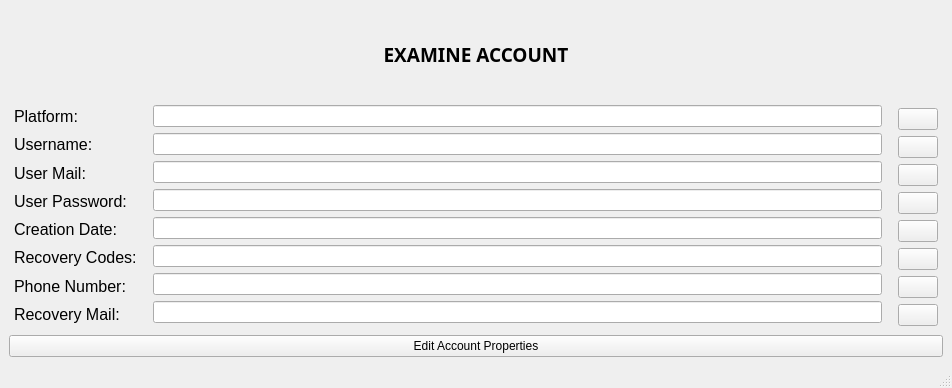
The window that examineAccountForm.ui (TasarrufluFare/AccountStorageApp) describes before a commit, drawn with Qt 5.
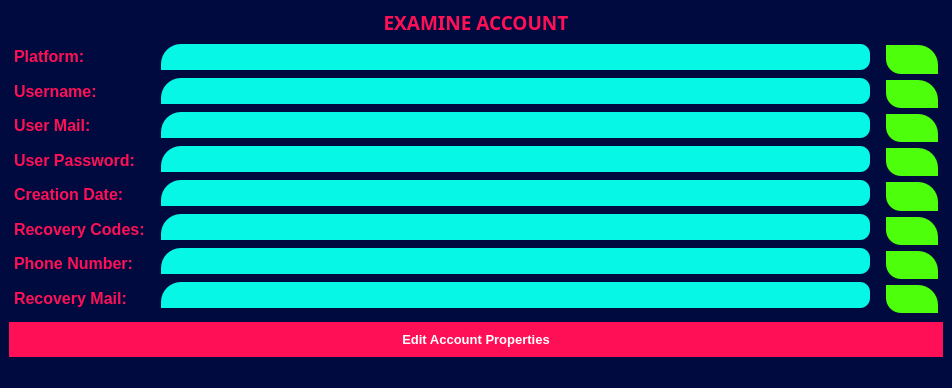
The same window after the commit. Icons and pictures are not drawn.

The edit to the form file:
```diff
--- a/examineAccountForm.ui
+++ b/examineAccountForm.ui
@@ -32,6 +32,13 @@
   <property name="autoFillBackground">
    <bool>false</bool>
   </property>
+  <property name="styleSheet">
+   <string notr="true">QWidget
+{
+	background-color: #000A3F;
+
+}</string>
+  </property>
   <widget class="QWidget" name="centralwidget">
    <layout class="QGridLayout" name="gridLayout_2">
     <item row="1" column="1">
@@ -50,6 +57,19 @@
       </property>
       <item>
        <widget class="QLineEdit" name="platform_lineedit">
+        <property name="styleSheet">
+         <string notr="true">QLineEdit
+{
+	background-color: #07F7E7;
+	color: black;
+	font-weight: bold;
+	border-bottom-right-radius: 10px;
+	border-top-left-radius: 20px;
+	border-top-right-radius: 10px;
+	padding: 5px;
+
+}</string>
+        </property>
         <property name="readOnly">
          <bool>true</bool>
         </property>
@@ -57,6 +77,19 @@
       </item>
       <item>
        <widget class="QLineEdit" name="username_lineedit">
+        <property name="styleSheet">
+         <string notr="true">QLineEdit
+{
+	background-color: #07F7E7;
+	color: black;
+	font-weight: bold;
+	border-bottom-right-radius: 10px;
+	border-top-left-radius: 20px;
+	border-top-right-radius: 10px;
+	padding: 5px;
+
+}</string>
+        </property>
         <property name="readOnly">
          <bool>true</bool>
         </property>
@@ -64,6 +97,19 @@
       </item>
       <item>
        <widget class="QLineEdit" name="usermail_lineedit">
+        <property name="styleSheet">
+         <string notr="true">QLineEdit
+{
+	background-color: #07F7E7;
+	color: black;
+	font-weight: bold;
+	border-bottom-right-radius: 10px;
+	border-top-left-radius: 20px;
+	border-top-right-radius: 10px;
+	padding: 5px;
+
+}</string>
+        </property>
         <property name="readOnly">
          <bool>true</bool>
         </property>
@@ -71,6 +117,19 @@
       </item>
       <item>
        <widget class="QLineEdit" name="userpassword_lineedit">
+        <property name="styleSheet">
+         <string notr="true">QLineEdit
+{
+	background-color: #07F7E7;
+	color: black;
+	font-weight: bold;
+	border-bottom-right-radius: 10px;
+	border-top-left-radius: 20px;
+	border-top-right-radius: 10px;
+	padding: 5px;
+
+}</string>
+        </property>
         <property name="readOnly">
          <bool>true</bool>
         </property>
@@ -78,6 +137,19 @@
       </item>
       <item>
        <widget class="QLineEdit" name="creationdate_lineedit">
+        <property name="styleSheet">
+         <string notr="true">QLineEdit
+{
+	background-color: #07F7E7;
+	color: black;
+	font-weight: bold;
+	border-bottom-right-radius: 10px;
+	border-top-left-radius: 20px;
+	border-top-right-radius: 10px;
+	padding: 5px;
+
+}</string>
+        </property>
         <property name="readOnly">
          <bool>true</bool>
         </property>
@@ -85,6 +157,19 @@
       </item>
       <item>
        <widget class="QLineEdit" name="recoverycodes_lineedit">
+        <property name="styleSheet">
+         <string notr="true">QLineEdit
+{
+	background-color: #07F7E7;
+	color: black;
+	font-weight: bold;
+	border-bottom-right-radius: 10px;
+	border-top-left-radius: 20px;
+	border-top-right-radius: 10px;
+	padding: 5px;
+
+}</string>
+        </property>
         <property name="readOnly">
          <bool>true</bool>
         </property>
@@ -92,6 +177,19 @@
       </item>
       <item>
        <widget class="QLineEdit" name="phonenumber_lineedit">
+        <property name="styleSheet">
+         <string notr="true">QLineEdit
+{
+	background-color: #07F7E7;
+	color: black;
+	font-weight: bold;
+	border-bottom-right-radius: 10px;
+	border-top-left-radius: 20px;
+	border-top-right-radius: 10px;
+	padding: 5px;
+
+}</string>
+        </property>
         <property name="readOnly">
          <bool>true</bool>
         </property>
@@ -99,6 +197,19 @@
       </item>
       <item>
        <widget class="QLineEdit" name="recoverymail_lineedit">
+        <property name="styleSheet">
+         <string notr="true">QLineEdit
+{
+	background-color: #07F7E7;
+	color: black;
+	font-weight: bold;
+	border-bottom-right-radius: 10px;
+	border-top-left-radius: 20px;
+	border-top-right-radius: 10px;
+	padding: 5px;
+
+}</string>
+        </property>
         <property name="readOnly">
          <bool>true</bool>
         </property>
@@ -124,6 +235,15 @@
           <bold>true</bold>
          </font>
         </property>
+        <property name="styleSheet">
+         <string notr="true">QLabel
+{
+	background-color: transparent;
+	color: #ff1056;
+	font-weight: bold;
+
+}</string>
+        </property>
         <property name="text">
          <string>EXAMINE ACCOUNT</string>
         </property>
@@ -163,8 +283,19 @@
          <font>
           <family>Segoe UI Symbol</family>
           <pointsize>12</pointsize>
+          <weight>75</weight>
+          <bold>true</bold>
          </font>
         </property>
+        <property name="styleSheet">
+         <string notr="true">QLabel
+{
+	background-color: transparent;
+	color: #ff1056;
+	font-weight: bold;
+
+}</string>
+        </property>
         <property name="text">
          <string>Platform:</string>
         </property>
@@ -176,8 +307,19 @@
          <font>
           <family>Segoe UI Symbol</family>
           <pointsize>12</pointsize>
+          <weight>75</weight>
+          <bold>true</bold>
          </font>
         </property>
+        <property name="styleSheet">
+         <string notr="true">QLabel
+{
+	background-color: transparent;
+	color: #ff1056;
+	font-weight: bold;
+
+}</string>
+        </property>
         <property name="text">
          <string>Username:</string>
         </property>
@@ -189,8 +331,19 @@
          <font>
           <family>Segoe UI Symbol</family>
           <pointsize>12</pointsize>
+          <weight>75</weight>
+          <bold>true</bold>
          </font>
         </property>
+        <property name="styleSheet">
+         <string notr="true">QLabel
+{
+	background-color: transparent;
+	color: #ff1056;
+	font-weight: bold;
+
+}</string>
+        </property>
         <property name="text">
          <string>User Mail:</string>
         </property>
@@ -202,8 +355,19 @@
          <font>
           <family>Segoe UI Symbol</family>
           <pointsize>12</pointsize>
+          <weight>75</weight>
+          <bold>true</bold>
          </font>
         </property>
+        <property name="styleSheet">
+         <string notr="true">QLabel
+{
+	background-color: transparent;
+	color: #ff1056;
+	font-weight: bold;
+
+}</string>
+        </property>
         <property name="text">
          <string>User Password:</string>
         </property>
@@ -215,8 +379,19 @@
          <font>
           <family>Segoe UI Symbol</family>
           <pointsize>12</pointsize>
+          <weight>75</weight>
+          <bold>true</bold>
          </font>
         </property>
+        <property name="styleSheet">
+         <string notr="true">QLabel
+{
+	background-color: transparent;
+	color: #ff1056;
+	font-weight: bold;
+
+}</string>
+        </property>
         <property name="text">
          <string>Creation Date:</string>
         </property>
@@ -228,8 +403,19 @@
          <font>
           <family>Segoe UI Symbol</family>
           <pointsize>12</pointsize>
+          <weight>75</weight>
+          <bold>true</bold>
          </font>
         </property>
+        <property name="styleSheet">
+         <string notr="true">QLabel
+{
+	background-color: transparent;
+	color: #ff1056;
+	font-weight: bold;
+
+}</string>
+        </property>
         <property name="text">
          <string>Recovery Codes:</string>
         </property>
@@ -241,8 +427,19 @@
          <font>
           <family>Segoe UI Symbol</family>
           <pointsize>12</pointsize>
+          <weight>75</weight>
+          <bold>true</bold>
          </font>
         </property>
+        <property name="styleSheet">
+         <string notr="true">QLabel
+{
+	background-color: transparent;
+	color: #ff1056;
+	font-weight: bold;
+
+}</string>
+        </property>
         <property name="text">
          <string>Phone Number:</string>
         </property>
@@ -254,8 +451,19 @@
          <font>
           <family>Segoe UI Symbol</family>
           <pointsize>12</pointsize>
+          <weight>75</weight>
+          <bold>true</bold>
          </font>
         </property>
+        <property name="styleSheet">
+         <string notr="true">QLabel
+{
+	background-color: transparent;
+	color: #ff1056;
+	font-weight: bold;
+
+}</string>
+        </property>
         <property name="text">
          <string>Recovery Mail:</string>
         </property>
@@ -279,6 +487,41 @@
       </property>
       <item>
        <widget class="QPushButton" name="copyPlatform_button">
+        <property name="styleSheet">
+         <string notr="true">QPushButton
+{
+	background-color: #4DFF0B;
+	color: #fff;
+	font-weight: bold;
+	border-top-right-radius: 20px;
+	border-top-left-radius: 0px;
+	border-bottom-right-radius: 0px;
+	border-bottom-left-radius: 15px;
+	padding: 10px;
+
+}
+
+
+QPushButton::disabled
+{
+	background-color: #5c5c5c;
+
+}
+
+
+QPushButton::hover
+{
+	background-color: #ff1056;
+
+}
+
+
+QPushButton::pressed
+{
+	background-color: #ff1096;
+
+}</string>
+        </property>
         <property name="text">
          <string/>
         </property>
@@ -290,6 +533,41 @@
       </item>
       <item>
        <widget class="QPushButton" name="copyUsername_button">
+        <property name="styleSheet">
+         <string notr="true">QPushButton
+{
+	background-color: #4DFF0B;
+	color: #fff;
+	font-weight: bold;
+	border-top-right-radius: 20px;
+	border-top-left-radius: 0px;
+	border-bottom-right-radius: 0px;
+	border-bottom-left-radius: 15px;
+	padding: 10px;
+
+}
+
+
+QPushButton::disabled
+{
+	background-color: #5c5c5c;
+
+}
+
+
+QPushButton::hover
+{
+	background-color: #ff1056;
+
+}
+
+
+QPushButton::pressed
+{
+	background-color: #ff1096;
+
+}</string>
+        </property>
         <property name="text">
          <string/>
         </property>
@@ -301,6 +579,41 @@
       </item>
       <item>
        <widget class="QPushButton" name="copyMail_button">
+        <property name="styleSheet">
+         <string notr="true">QPushButton
+{
+	background-color: #4DFF0B;
+	color: #fff;
+	font-weight: bold;
+	border-top-right-radius: 20px;
+	border-top-left-radius: 0px;
+	border-bottom-right-radius: 0px;
+	border-bottom-left-radius: 15px;
+	padding: 10px;
+
+}
+
+
+QPushButton::disabled
+{
+	background-color: #5c5c5c;
+
+}
+
+
+QPushButton::hover
+{
+	background-color: #ff1056;
+
+}
+
+
+QPushButton::pressed
+{
+	background-color: #ff1096;
+
+}</string>
+        </property>
         <property name="text">
          <string/>
         </property>
@@ -312,6 +625,41 @@
       </item>
       <item>
        <widget class="QPushButton" name="copyPassword_button">
+        <property name="styleSheet">
+         <string notr="true">QPushButton
+{
+	background-color: #4DFF0B;
+	color: #fff;
+	font-weight: bold;
+	border-top-right-radius: 20px;
+	border-top-left-radius: 0px;
+	border-bottom-right-radius: 0px;
+	border-bottom-left-radius: 15px;
+	padding: 10px;
+
+}
+
+
+QPushButton::disabled
+{
+	background-color: #5c5c5c;
+
+}
+
+
+QPushButton::hover
+{
+	background-color: #ff1056;
+
+}
+
+
+QPushButton::pressed
+{
+	background-color: #ff1096;
+
+}</string>
+        </property>
         <property name="text">
          <string/>
         </property>
@@ -323,6 +671,41 @@
       </item>
       <item>
        <widget class="QPushButton" name="copyCreationDate_button">
+        <property name="styleSheet">
+         <string notr="true">QPushButton
+{
+	background-color: #4DFF0B;
+	color: #fff;
+	font-weight: bold;
+	border-top-right-radius: 20px;
+	border-top-left-radius: 0px;
+	border-bottom-right-radius: 0px;
+	border-bottom-left-radius: 15px;
+	padding: 10px;
+
+}
+
+
+QPushButton::disabled
+{
+	background-color: #5c5c5c;
+
+}
+
+
+QPushButton::hover
+{
+	background-color: #ff1056;
+
+}
+
+
+QPushButton::pressed
+{
+	background-color: #ff1096;
+
+}</string>
+        </property>
         <property name="text">
          <string/>
         </property>
@@ -334,6 +717,41 @@
       </item>
       <item>
        <widget class="QPushButton" name="copyRecoveryCodes_button">
+        <property name="styleSheet">
+         <string notr="true">QPushButton
+{
+	background-color: #4DFF0B;
+	color: #fff;
+	font-weight: bold;
+	border-top-right-radius: 20px;
+	border-top-left-radius: 0px;
+	border-bottom-right-radius: 0px;
+	border-bottom-left-radius: 15px;
+	padding: 10px;
+
+}
+
+
+QPushButton::disabled
+{
+	background-color: #5c5c5c;
+
+}
+
+
+QPushButton::hover
+{
+	background-color: #ff1056;
+
+}
+
+
+QPushButton::pressed
+{
+	background-color: #ff1096;
+
+}</string>
+        </property>
         <property name="text">
          <string/>
         </property>
@@ -345,6 +763,41 @@
       </item>
       <item>
        <widget class="QPushButton" name="copyPhone_button">
+        <property name="styleSheet">
+         <string notr="true">QPushButton
+{
+	background-color: #4DFF0B;
+	color: #fff;
+	font-weight: bold;
+	border-top-right-radius: 20px;
+	border-top-left-radius: 0px;
+	border-bottom-right-radius: 0px;
+	border-bottom-left-radius: 15px;
+	padding: 10px;
+
+}
+
+
+QPushButton::disabled
+{
+	background-color: #5c5c5c;
+
+}
+
+
+QPushButton::hover
+{
+	background-color: #ff1056;
+
+}
+
+
+QPushButton::pressed
+{
+	background-color: #ff1096;
+
+}</string>
+        </property>
         <property name="text">
          <string/>
         </property>
@@ -356,6 +809,41 @@
       </item>
       <item>
        <widget class="QPushButton" name="copyRecoveryMail_button">
+        <property name="styleSheet">
+         <string notr="true">QPushButton
+{
+	background-color: #4DFF0B;
+	color: #fff;
+	font-weight: bold;
+	border-top-right-radius: 20px;
+	border-top-left-radius: 0px;
+	border-bottom-right-radius: 0px;
+	border-bottom-left-radius: 15px;
+	padding: 10px;
+
+}
+
+
+QPushButton::disabled
+{
+	background-color: #5c5c5c;
+
+}
+
+
+QPushButton::hover
+{
+	background-color: #ff1056;
+
+}
+
+
+QPushButton::pressed
+{
+	background-color: #ff1096;
+
+}</string>
+        </property>
         <property name="text">
          <string/>
         </property>
@@ -371,6 +859,42 @@
      <layout class="QVBoxLayout" name="verticalLayout_5">
       <item>
        <widget class="QPushButton" name="edit_button">
+        <property name="styleSheet">
+         <string notr="true">QPushButton
+{
+	background-color: #ff1056;
+	color: white;
+	font-size: 13px;
+	font-weight: bold;
+	border-top-right-radius: 36px;
+	border-top-left-radius: 0px;
+	border-bottom-right-radius: 0px;
+	border-bottom-left-radius: 36px;
+	padding: 10px;
+
+}
+
+
+QPushButton::disabled
+{
+	background-color: #5c5c5c;
+
+}
+
+
+QPushButton::hover
+{
+	background-color: #ff1096;
+
+}
+
+
+QPushButton::pressed
+{
+	background-color: #4DFF0B;
+
+}</string>
+        </property>
         <property name="text">
          <string>Edit Account Properties</string>
         </property>
```
